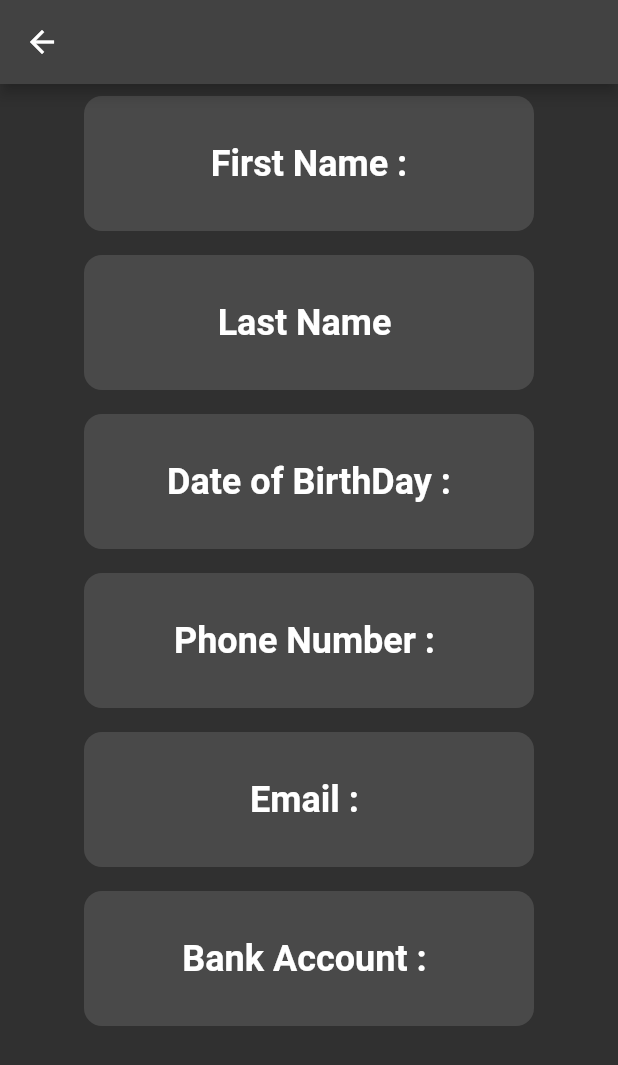
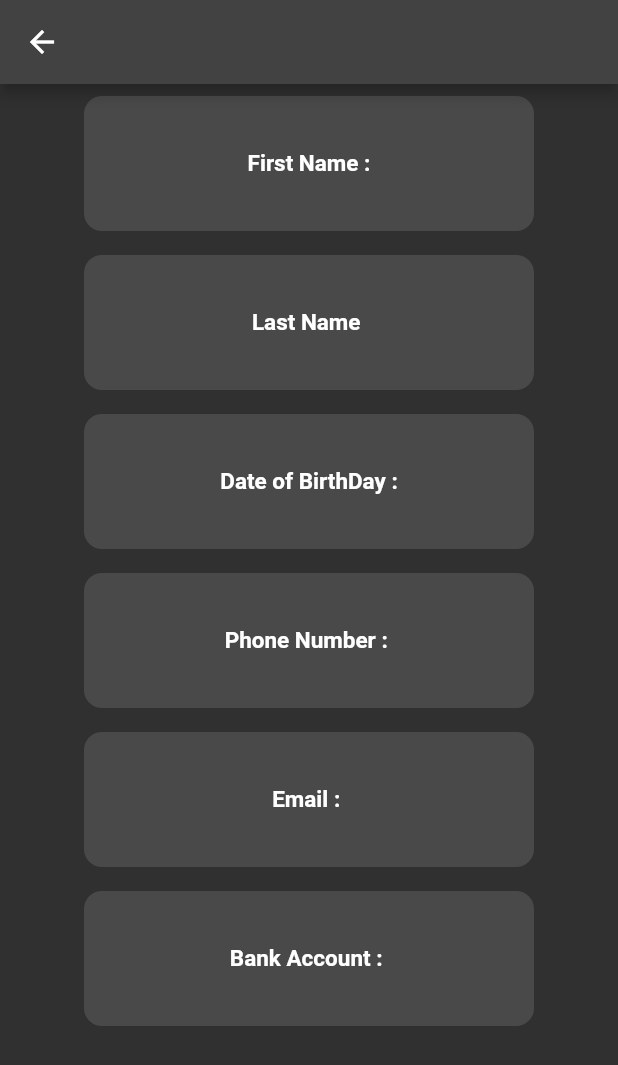
Before and after one commit to miladjalilvand/curdtest, a Flutter app: the screen it shows after launch, after a tap on "SAVE", on a phone screen of 412 x 824 dp. Shown: the top 1065 px of the screen. Run offline on Flutter 3.47's test engine with Material 2 defaults, Android fonts, the phone set to English and light mode, and no system bars; our stand-ins replace google_fonts, shared_preferences; Roboto replaces fonts that are missing (Alata).

Commit message:
safe state 5.3 update data Home.dart

```diff
--- a/lib/home.dart
+++ b/lib/home.dart
@@ -40,12 +40,13 @@ import 'dart:convert';
 
       }
 
-      editCon(String title,dynamic controller,String key){
+      editContainer(String title,dynamic controller,String key,String tit){
       return  Padding(
-          padding: const EdgeInsets.only(top:30.0,left: 15,right: 15),
+          padding: const EdgeInsets.only(top:15.0,left: 15,right: 15),
           child: Column(
             children: [
 
+              Text(tit,style: myStyle(),),
               TextField(
 
 
@@ -112,12 +113,12 @@ import 'dart:convert';
       );
       }
 
-       myContainer(Widget w,String title,dynamic c,String key) {
+       myContainer(Widget w,String title,dynamic c,String key,String tit) {
        return GestureDetector(
          onTap: (){
 
          showModalBottomSheet(builder: (BuildContext context) {
-           return Container(child: editCon(title ,c,key),);
+           return Container(child: editContainer(title ,c,key,tit),);
 
          }, context: context);
        },
@@ -136,7 +137,7 @@ import 'dart:convert';
       }
 
       myStyle() {
-      return GoogleFonts.alata(fontSize: 24,fontWeight: FontWeight.bold);
+      return GoogleFonts.alata(fontSize: 15,fontWeight: FontWeight.bold);
       }
 
       updateDate(dynamic newValue)async {
@@ -163,12 +164,16 @@ import 'dart:convert';
                 return Center(
                   child: Column(children: [
 
-                    myContainer(Text('First Name :${snapshot.data[0]['fName']}',style: myStyle(),),snapshot.data[0]['fName'],firstName,'fName'),
-                    myContainer( Text('Last Name ${snapshot.data[0]['lName']}',style: myStyle()),snapshot.data[0]['lName'],lastName,'lName'),
-                    myContainer(Text('Date of BirthDay :${snapshot.data[0]['bd']}',style: myStyle()),snapshot.data[0]['bd'],dateOfBirth,'bd'),
-                    myContainer( Text('Phone Number : ${snapshot.data[0]['phone']}',style: myStyle()),snapshot.data[0]['phone'],phoneNumber,'phone'),
-                    myContainer( Text('Email : ${snapshot.data[0]['email']}',style: myStyle()),snapshot.data[0]['email'],email,'email'),
-                    myContainer( Text('Bank Account : ${snapshot.data[0]['bankAcc']}',style: myStyle()),snapshot.data[0]['bankAcc'],bankAccountNumber,'bankAcc'),
+                    myContainer(Text('First Name :${snapshot.data[0]['fName']}',style: myStyle(),),snapshot.data[0]['fName'],firstName,'fName','First Name'),
+                    myContainer( Text('Last Name ${snapshot.data[0]['lName']}',style: myStyle()),snapshot.data[0]['lName'],lastName,'lName',
+                    'LastName'),
+                    myContainer(Text('Date of BirthDay :${snapshot.data[0]['bd']}',style: myStyle()),snapshot.data[0]['bd'],dateOfBirth,'bd',
+                    'Date of Birthday'),
+                    myContainer( Text('Phone Number : ${snapshot.data[0]['phone']}',style: myStyle()),snapshot.data[0]['phone'],phoneNumber,'phone','Phone Number'),
+                    myContainer( Text('Email : ${snapshot.data[0]['email']}',style: myStyle()),snapshot.data[0]['email'],email,'email',
+                    'Email'),
+                    myContainer( Text('Bank Account : ${snapshot.data[0]['bankAcc']}',style: myStyle()),snapshot.data[0]['bankAcc'],bankAccountNumber,'bankAcc',
+                    'Bank Acc '),
 
                   ],),
                 );
```
